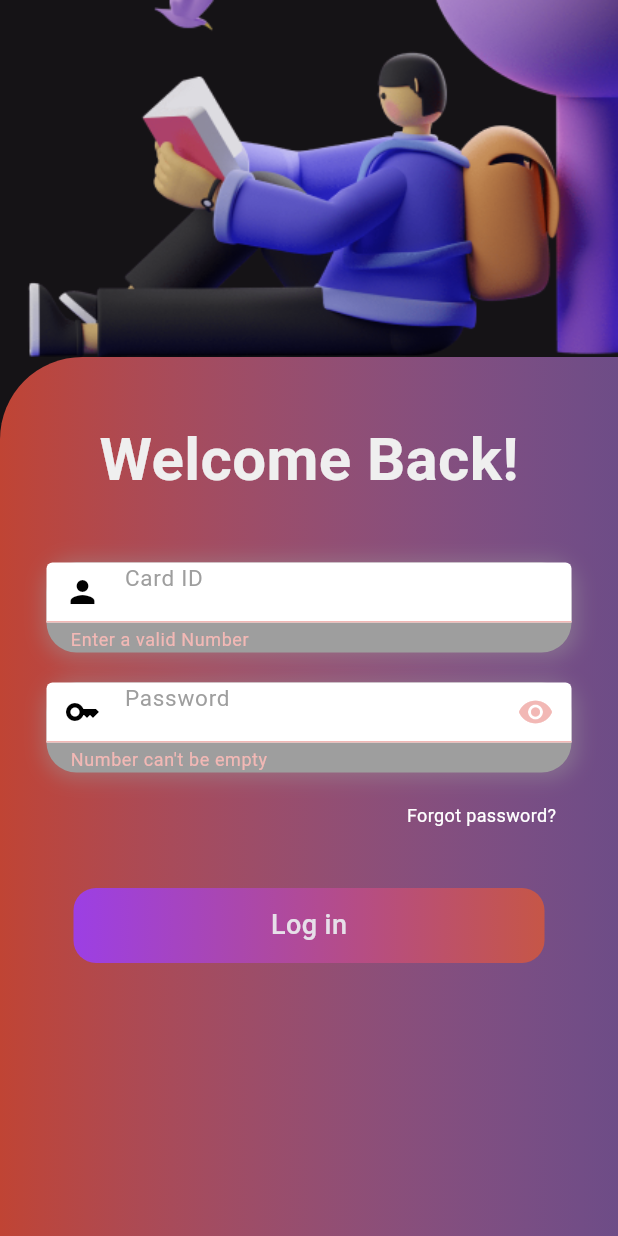
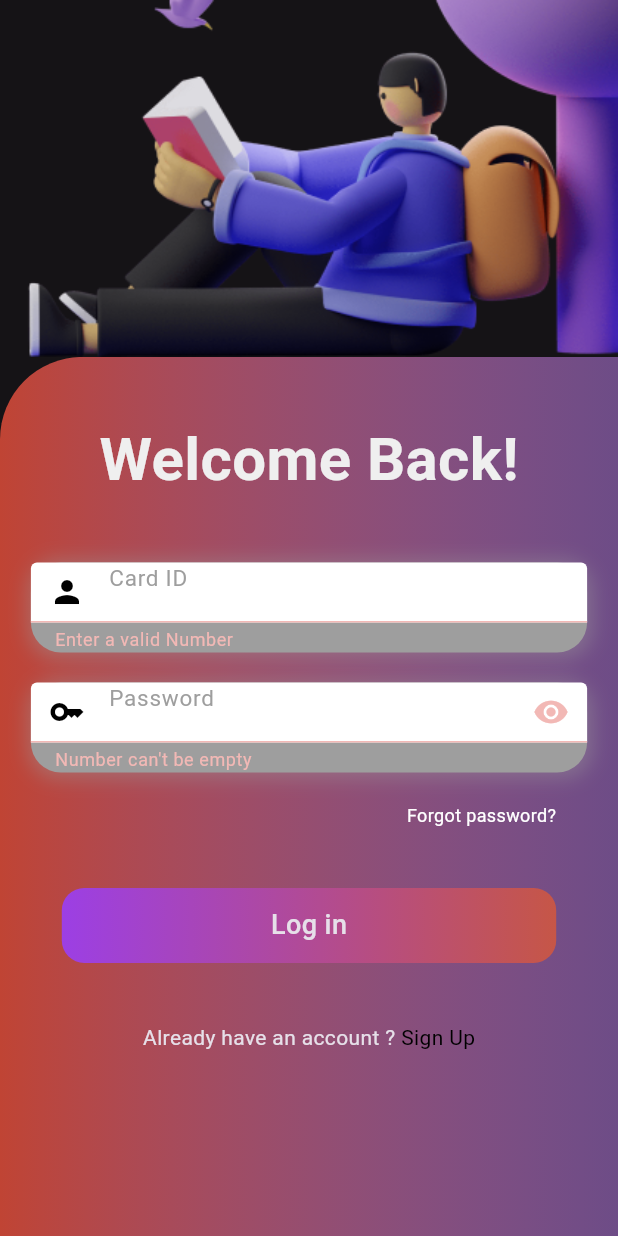
Before and after one commit to OMARALSAIED/ips_tracking, a Flutter app: the screen it shows after launch, after a tap on "Log in", on a phone screen of 412 x 824 dp. Run offline on Flutter 3.47's test engine with Material 3 defaults, Android fonts, the phone set to English and light mode, and no system bars; our stand-ins replace go_router.

Commit message:
login ui done

```diff
--- a/lib/Features/Auth/presentation/view/widgets/CustomContainerTextField.dart
+++ b/lib/Features/Auth/presentation/view/widgets/CustomContainerTextField.dart
@@ -1,4 +1,5 @@
 import 'package:flutter/material.dart';
+
 import 'package:ips_tracking/core/utils/Styles.dart';
 
 // ignore: must_be_immutable
@@ -17,7 +18,9 @@ class CustomContainerTextField extends StatelessWidget {
 
   @override
   Widget build(BuildContext context) {
-    return Container(
+    return Column(
+      children: [
+        Container(
           decoration: BoxDecoration(
               borderRadius: BorderRadius.circular(20),
               color: Colors.grey,
@@ -29,16 +32,18 @@ class CustomContainerTextField extends StatelessWidget {
                     offset: Offset(1, 1))
               ]),
           height: 60,
-      width: 350,
+          width: MediaQuery.of(context).size.width * 0.9,
           child: TextFormField(
+
             validator:validator ,
             textAlign: TextAlign.start,
          style: Styles.textstyle20,
             scrollPadding: EdgeInsets.only(bottom: 100),
             decoration: InputDecoration(
+
                fillColor: Colors.white,
                 hintText: hint,hintStyle: TextStyle(color: Colors.grey),
-            prefixIcon: prefixIcon,
+                prefixIcon: prefixIcon ,
                 suffixIcon: suffixIcon,
                 enabledBorder: OutlineInputBorder(
                     borderSide: BorderSide(color: Colors.grey, width: 1),
@@ -48,6 +53,10 @@ class CustomContainerTextField extends StatelessWidget {
                     borderRadius: BorderRadius.circular(15)),
                 filled: true),
           ),
+        ),
+          // Show error message if validator returns an error
+
+      ],
     );
   }
 }
--- a/lib/Features/Auth/presentation/view/widgets/CustomPassword_TextField.dart
+++ b/lib/Features/Auth/presentation/view/widgets/CustomPassword_TextField.dart
@@ -36,7 +36,7 @@ class _CustomPasswordTextFieldState extends State<CustomPasswordTextField> {
                 offset: Offset(1, 1))
           ]),
       height: 60,
-      width: 350,
+      width: MediaQuery.of(context).size.width * 0.9,
       child: TextFormField(
 
         obscureText: obscureText,
--- a/lib/Features/Auth/presentation/view/widgets/Login_Container_body.dart
+++ b/lib/Features/Auth/presentation/view/widgets/Login_Container_body.dart
@@ -1,10 +1,13 @@
 import 'package:flutter/material.dart';
+import 'package:flutter/widgets.dart';
+import 'package:go_router/go_router.dart';
 import 'package:ips_tracking/Features/Auth/presentation/view/widgets/CustomContainerTextField.dart';
 import 'package:ips_tracking/Features/Auth/presentation/view/widgets/CustomPassword_TextField.dart';
 import 'package:ips_tracking/constant.dart';
 import 'package:ips_tracking/core/utils/CustomButton.dart';
 import 'package:ips_tracking/core/utils/Styles.dart';
 import 'package:ips_tracking/core/utils/Validation.dart';
+import 'package:ips_tracking/core/utils/app_routres.dart';
 
 // ignore: must_be_immutable
 class LoginContianerBody extends StatefulWidget {
@@ -24,8 +27,10 @@ class _LoginContianerBodyState extends State<LoginContianerBody> {
   @override
   Widget build(BuildContext context) {
     return Form(
+
       key: formstate,
       child: Column(
+
         children: [
           SizedBox(
             height: 40,
@@ -82,7 +87,19 @@ class _LoginContianerBodyState extends State<LoginContianerBody> {
                 print('Not vaild');
               }
             },
+          ),
+            SizedBox(
+            height: 40,
+          ),
+          Row(
+            mainAxisAlignment: MainAxisAlignment.center,
+            children: [
+              Text('Already have an account ?',style: Styles.textstyle14,),
+
+              GestureDetector(child: Text(' Sign Up',style: TextStyle(color: kBlackColor),),onTap: (){GoRouter.of(context).push(AppRouter.ksignUp);},),
+            ],
           )
+
         ],
       ),
     );
--- a/lib/Features/Auth/presentation/view/widgets/Login_body.dart
+++ b/lib/Features/Auth/presentation/view/widgets/Login_body.dart
@@ -1,5 +1,8 @@
+import 'package:flutter/cupertino.dart';
 import 'package:flutter/material.dart';
+import 'package:flutter/widgets.dart';
 import 'package:ips_tracking/Features/Auth/presentation/view/widgets/Login_Container_body.dart';
+import 'package:ips_tracking/constant.dart';
 import 'package:ips_tracking/core/utils/assets.dart';
 
 
@@ -8,22 +11,25 @@ class  LoginBody extends StatelessWidget {
 
   @override
   Widget build(BuildContext context) {
-    return SingleChildScrollView(
-      child: Column(
+    return Column(
 
       children: [
         Image.asset(AssetsData.unlock),
-          Container(
+        Expanded(
+
+          child: SingleChildScrollView(
+            child: Container(
              width: MediaQuery.of(context).size.width * 1,
              height:635,
             decoration: BoxDecoration(
               borderRadius: BorderRadius.only(topLeft:Radius.circular(55)),
-            gradient: LinearGradient(colors: [Color.fromARGB(255, 192, 68, 52),Color.fromARGB(143, 179, 121, 223)]),
+              gradient: LinearGradient(colors: [kliner1,kliner2]),
             ),
             child: LoginContianerBody(),
+            ),
+          ),
         )
       ]
-      ),
     );
   }
 }
--- a/lib/constant.dart
+++ b/lib/constant.dart
@@ -3,5 +3,8 @@ import 'package:flutter/material.dart';
 const kprimaryColor = Color(0xff151316);
 const kBlackColor =Colors.black;
 const kWhiteColor =Colors.white;
+const kliner1=Color.fromARGB(255, 192, 68, 52);
+const kliner2=Color.fromARGB(143, 179, 121, 223);
 const kTranstionDuartion = Duration(milliseconds: 250);
+
 const kGtSectraFine = 'GTSectraFine';
--- a/lib/core/utils/CustomButton.dart
+++ b/lib/core/utils/CustomButton.dart
@@ -12,7 +12,7 @@ class CustomButton extends StatelessWidget {
       onTap: onTap,
       child: Container(
         alignment: Alignment.center,
-        width: 314,
+        width: MediaQuery.of(context).size.width * 0.8,
         height: 50,
         decoration: BoxDecoration(borderRadius: BorderRadius.circular(15),gradient: LinearGradient(colors: [Color(0xff9C3FE4),Color(0xffC65647)])),
         child: Text('$text',style: Styles.textstyle16,),
--- a/lib/core/utils/Validation.dart
+++ b/lib/core/utils/Validation.dart
@@ -17,7 +17,7 @@ VaildationInput(String val, int min, int max) {
 validateNumber(String val, int min, int max) {
   final RegExp numberRegex = RegExp(r'^[0-9]+$');
 
-  if (!numberRegex.hasMatch(val)) {
+  if (!numberRegex.hasMatch(val) || val==null) {
     return "Enter a valid Number";
   }
   if (val.isEmpty) {
```
Lines whose indentation alone changed are shown as unchanged.
